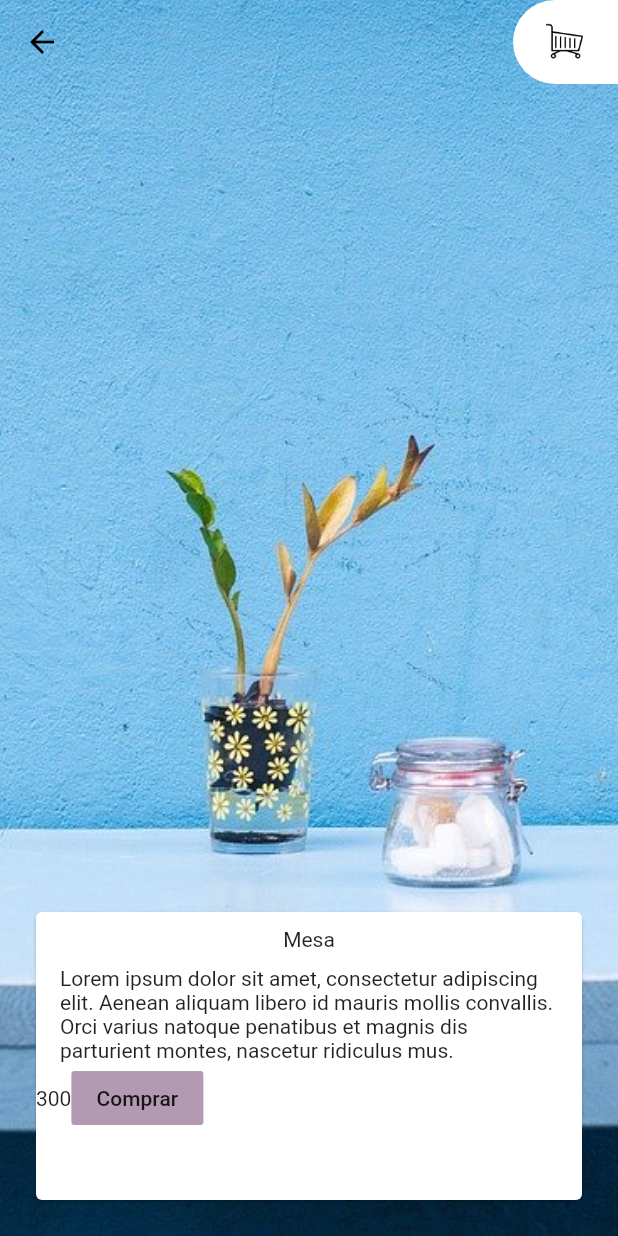
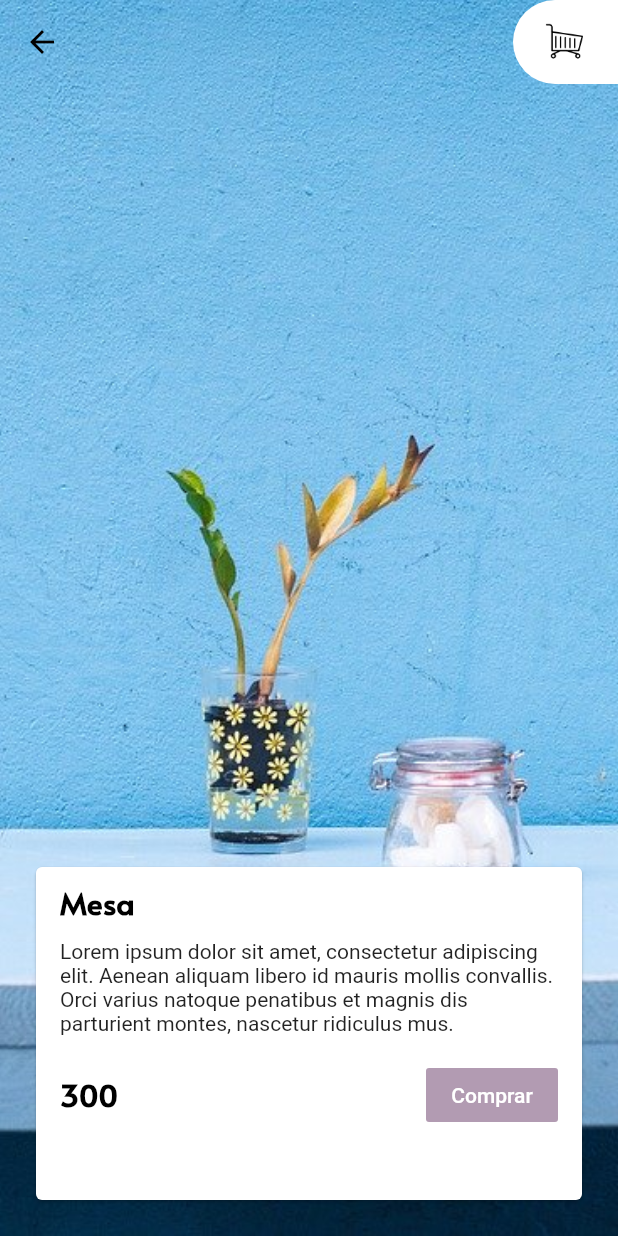
Before and after one commit to gualterapple/lojinha, a Flutter app: the screen it shows after launch, after a tap on "Mesa", on a phone screen of 412 x 824 dp. Run offline on Flutter 3.47's test engine with Material 2 defaults, Android fonts, the phone set to English and light mode, and no system bars.

Commit message:
Curso de construção de loja com flutter Concluído

```diff
--- a/lib/main.dart
+++ b/lib/main.dart
@@ -1,6 +1,6 @@
 import 'package:flutter/material.dart';
+import 'package:lojinha/modelos/item_carrinho.dart';
 import 'package:lojinha/paginas/carrinho.dart';
-import 'package:lojinha/paginas/detalhes.dart';
 import 'package:lojinha/paleta_cores.dart';
 import 'package:lojinha/widgets/appbar_customizada.dart';
 import 'package:lojinha/widgets/grid_produtos.dart';
@@ -21,13 +21,29 @@ class MyApp extends StatelessWidget {
       debugShowCheckedModeBanner: false,
       theme: ThemeData(
         primarySwatch: PaletaCores().lilas,
+        textTheme: TextTheme(
+          headline1: TextStyle(fontSize: 20, fontFamily: 'Alata', fontWeight: FontWeight.bold, color: Colors.black),
+          headline2: TextStyle(fontSize: 20, fontFamily: 'Alata', fontWeight: FontWeight.bold, color: Colors.white),
+          headline3: TextStyle(fontSize: 16, fontFamily: 'Alata', fontWeight: FontWeight.bold, color: Colors.black),
+          headline4: TextStyle(fontSize: 20, fontFamily: 'Alata', fontWeight: FontWeight.bold, color: Colors.black),
+          headline5: TextStyle(fontSize: 20, fontFamily: 'Alata', fontWeight: FontWeight.w200, color: Colors.black),
+        )
       ),
       home: Inicio(),
     );
   }
 }
 
-class Inicio extends StatelessWidget  {
+class Inicio extends StatefulWidget  {
+  @override
+  _InicioState createState() => _InicioState();
+
+  static List<ItemCarrinho> itensCarrinho = [];
+
+}
+
+class _InicioState extends State<Inicio>  {
+
 
   final List moveis =
   [{
@@ -113,6 +129,7 @@ class Inicio extends StatelessWidget  {
             ),
           Flexible(
             child: GridProdutos(
+              atualiza: atualiza,
               moveis: moveis,
             ),
           ),
@@ -120,4 +137,10 @@ class Inicio extends StatelessWidget  {
       )
     );
   }
+
+  void atualiza(){
+    setState(() {
+
+    });
+  }
 }
--- /dev/null
+++ b/lib/modelos/item_carrinho.dart
@@ -0,0 +1,12 @@
+import 'movel.dart';
+
+class ItemCarrinho {
+
+  final Movel ?movel;
+  int ?quantidade;
+
+  ItemCarrinho({
+    this.movel,
+    this.quantidade
+    });
+}
--- a/lib/paginas/detalhes.dart
+++ b/lib/paginas/detalhes.dart
@@ -4,11 +4,21 @@ import 'package:lojinha/modelos/movel.dart';
 import 'package:lojinha/widgets/appbar_customizada.dart';
 import 'package:lojinha/widgets/card_detalhe.dart';
 
-class Detalhes extends StatelessWidget  {
+class Detalhes extends StatefulWidget  {
+
+  _DetalhesState createState() => _DetalhesState();
 
   final Movel movel;
+  Detalhes({required this.movel});
 
-  Detalhes({required this.movel});
+}
+
+class _DetalhesState extends State<Detalhes>{
+
+  void initState()
+  {
+    super.initState();
+  }
 
   @override
   Widget build(BuildContext context) {
@@ -16,8 +26,9 @@ class Detalhes extends StatelessWidget  {
     return Container(
       decoration: BoxDecoration(
         image: DecorationImage(
+
           image: AssetImage(
-            'utilidades/assets/imagens/${movel.foto}'),
+            'utilidades/assets/imagens/${widget.movel.foto}'),
             fit: BoxFit.cover
             )
           ),
@@ -28,12 +39,21 @@ class Detalhes extends StatelessWidget  {
           alignment: Alignment.bottomCenter,
           child: Container(
             margin: EdgeInsets.all(20),
-            height: 200,
+            height: 230,
             child: CardDetalhes(
-              movel:movel)
+              atualizaPagina: atualiza,
+              movel:widget.movel)
             ),
         ),
       ),
     );
   }
+
+  atualiza()
+    {
+    setState(() {
+
+    });
+  }
+
 }
--- a/lib/widgets/botao_carrinho.dart
+++ b/lib/widgets/botao_carrinho.dart
@@ -1,13 +1,23 @@
 import 'package:flutter/material.dart';
 import 'package:flutter/widgets.dart';
+import 'package:lojinha/widgets/indicador_botato_carrinho.dart';
 
-class BotaoCarrinho extends StatelessWidget
+import '../main.dart';
+
+class BotaoCarrinho extends StatefulWidget
+{
+  @override
+  _BotaoCarrinhoState createState() => _BotaoCarrinhoState();
+}
+
+class _BotaoCarrinhoState extends State<BotaoCarrinho>
 {
   @override
   Widget build(BuildContext context) {
     return GestureDetector(
       onTap: () {
-        Navigator.pushNamed(context, '/carrinho');
+        Navigator.pushNamed(context, '/carrinho').then((value) =>
+        setState((){}));
       },
       child: Container(
         decoration: BoxDecoration(
@@ -22,12 +32,28 @@ class BotaoCarrinho extends StatelessWidget
         padding: EdgeInsets.only(
           right: 20, left: 20
         ),
-      child: Image(
-        height: 30,
-        image: AssetImage('utilidades/assets/icones/carrinho.png'),
-      ),
+      child: _visibilidadeIndicadorCarrinho(),
     )
     );
   }
 
+  _visibilidadeIndicadorCarrinho(){
+    if(Inicio.itensCarrinho.length > 0)
+    {
+      return Stack(
+        children: [Image(
+          height: 30,
+          image: AssetImage('utilidades/assets/icones/carrinho.png'),
+        ),
+        IndicadorBotaoCarrinho()],
+      );
+    }
+
+    return
+    Image(
+          height: 30,
+          image: AssetImage('utilidades/assets/icones/carrinho.png'),
+        );
+  }
+
 }
--- a/lib/widgets/card_detalhe.dart
+++ b/lib/widgets/card_detalhe.dart
@@ -1,36 +1,67 @@
 import 'package:flutter/cupertino.dart';
 import 'package:flutter/material.dart';
+import 'package:lojinha/modelos/item_carrinho.dart';
 import 'package:lojinha/modelos/movel.dart';
 import 'package:lojinha/widgets/texto_detalhes.dart';
+
+import '../main.dart';
 
 class CardDetalhes extends StatelessWidget {
 
   //final formatKwanzas = NumberFormat.currency(locale: 'pt_BR', symbol: 'R\$');
 
   final Movel movel;
+  final Function atualizaPagina;
 
-  CardDetalhes({required this.movel});
+  CardDetalhes({required this.movel, required this.atualizaPagina});
 
   @override
   Widget build(BuildContext context) {
     return Card(
       child: Column(
+        crossAxisAlignment: CrossAxisAlignment.start,
         children: [
           TextoDetalhes(
-            texto: movel.titulo.toString()),
+            texto: movel.titulo.toString(), estilo: Theme.of(context).textTheme.headline1),
           TextoDetalhes(
             texto: movel.descricao.toString()),
-            Row(
-              children: <Widget>[
-                Text('${movel.preco}'),
-                FlatButton(
-                  color: Theme.of(context).primaryColor,
-                  onPressed: () {},
-                  child: Text('Comprar'))
-              ],
+            Container(
+              margin: EdgeInsets.only(
+                left: 16, right: 16, top: 16, bottom: 8
+              ),
+              child: Row(
+                mainAxisAlignment: MainAxisAlignment.spaceBetween,
+                children: <Widget>[
+                  Text('${movel.preco}', style: Theme.of(context).textTheme.headline1),
+                  FlatButton(
+                    color: Theme.of(context).primaryColor,
+                    onPressed: () {
+                      _verificarItemCarrinho(Inicio.itensCarrinho, ItemCarrinho(movel: movel, quantidade: 1));
+                    },
+                    child: Text('Comprar', style: TextStyle(
+                      color: Colors.white
+                    ),))
+                ],
+              ),
             )
         ],
       ),
     );
   }
+
+  void _adicionarItemCarrinho(item){
+    Inicio.itensCarrinho.add(item);
+    atualizaPagina();
+  }
+
+   void _verificarItemCarrinho(List<ItemCarrinho> listaItems, ItemCarrinho item){
+    int indiceMovel = listaItems.indexWhere((item) => item.movel == movel);
+    if(indiceMovel >= 0){
+      listaItems[indiceMovel].quantidade = listaItems[indiceMovel].quantidade!.toInt() + 1;
+    }
+    else
+    _adicionarItemCarrinho(item);
+
+  }
+
 }
--- a/lib/widgets/element_grid_produtos.dart
+++ b/lib/widgets/element_grid_produtos.dart
@@ -9,9 +9,10 @@ import 'package:lojinha/widgets/titulo_elemento_grid_produto.dart';
 class ElementoGridProdutos extends StatelessWidget {
 
   final Movel movel;
+  final Function atualiza;
 
   ElementoGridProdutos({
-    required this.movel
+    required this.movel, required this.atualiza
   });
 
   @override
@@ -21,7 +22,8 @@ class ElementoGridProdutos extends StatelessWidget {
          Navigator.push(context,
          MaterialPageRoute(builder: (context) =>
            Detalhes(movel: movel)
-         ));
+         )
+         ).then((value) => atualiza());
        },
        child: Container(
          decoration: BoxDecoration(
--- a/lib/widgets/grid_produtos.dart
+++ b/lib/widgets/grid_produtos.dart
@@ -6,7 +6,9 @@ class GridProdutos extends StatelessWidget {
 
   final moveis;
 
-  GridProdutos({this.moveis});
+  final Function atualiza;
+
+  GridProdutos({this.moveis, required this.atualiza});
 
   @override
   Widget build(BuildContext context) {
@@ -17,7 +19,8 @@ class GridProdutos extends StatelessWidget {
       itemCount: moveis.length,
       itemBuilder: (BuildContext context, int indice){
         final movel = Movel.fromJson(moveis[indice]);
-        return  ElementoGridProdutos(movel: movel,);
+        return  ElementoGridProdutos(movel: movel,
+        atualiza: atualiza);
       }
     );
   }
--- a/lib/widgets/texto_detalhes.dart
+++ b/lib/widgets/texto_detalhes.dart
@@ -1,10 +1,12 @@
 import 'package:flutter/cupertino.dart';
+import 'package:flutter/material.dart';
 
 class TextoDetalhes extends StatelessWidget {
 
-  final String texto;
+  final String ?texto;
+  final TextStyle ?estilo;
 
-  TextoDetalhes({required this.texto});
+  TextoDetalhes({this.texto, this.estilo});
 
   @override
   Widget build(BuildContext context) {
@@ -14,9 +16,15 @@ class TextoDetalhes extends StatelessWidget {
         left: 16,
         right: 16
       ),
-      child: Text(
-        texto
-      ),
+      child: _estilizarTexto(texto),
     );
   }
+
+  _estilizarTexto(texto){
+    if(estilo != null){
+      return Text(texto, style: estilo);
+    }
+    return Text(texto);
+  }
+
 }
--- a/lib/widgets/titulo_elemento_grid_produto.dart
+++ b/lib/widgets/titulo_elemento_grid_produto.dart
@@ -1,4 +1,5 @@
 import 'package:flutter/cupertino.dart';
+import 'package:flutter/material.dart';
 
 class TituloElementoGridProduto extends StatelessWidget {
 
@@ -12,6 +13,6 @@ class TituloElementoGridProduto extends StatelessWidget {
   Widget build(BuildContext context) {
     return Positioned(
       bottom: 10,
-      child: Text(titulo!));
+      child: Text(titulo!, style: Theme.of(context).textTheme.headline2));
   }
 }
```
Also changed, not shown: lib/paginas/carrinho.dart (+60 -1 lines), lib/widgets/indicador_botato_carrinho.dart (added, +16 -0 lines), lib/widgets/lista_carrinho.dart (added, +121 -0 lines), pubspec.yaml (+4 -7 lines).
